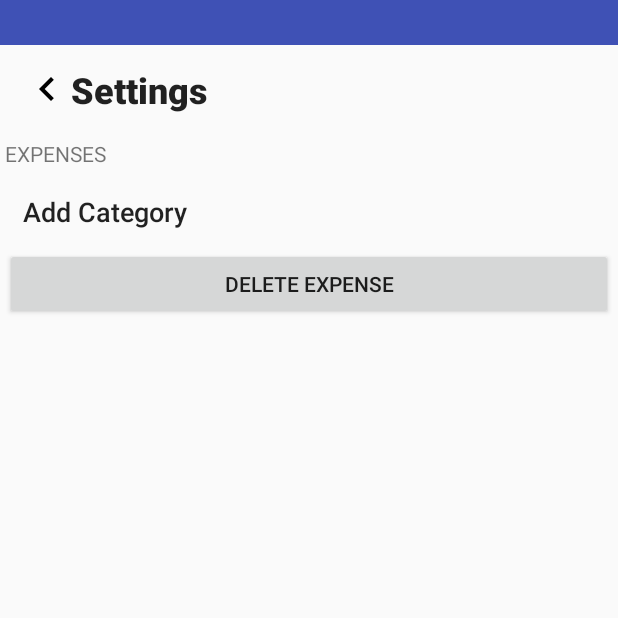
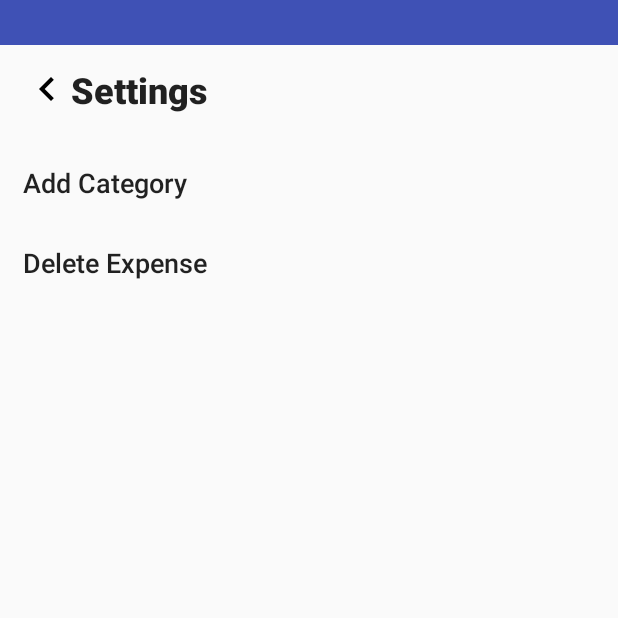
Before and after one commit to ben10nyson/manageexpensedelta, an Android app: the Setting screen opened directly, with no data from a screen before it, on a phone screen of 412 x 824 dp, the top half of it. Run offline under Robolectric (Android 15) with nearby library versions, the phone set to English and light mode, and no system bars.

Commit message:
Final till now

```diff
--- a/app/src/main/java/com/example/jasper/manageexpense/TabHistory_Week_Adapter.java
+++ b/app/src/main/java/com/example/jasper/manageexpense/TabHistory_Week_Adapter.java
@@ -50,10 +50,11 @@ public class TabHistory_Week_Adapter extends BaseAdapter{
         View view = View.inflate(context, R.layout.tab_history_week_list, null);
 
         TextView txtName = (TextView)view.findViewById(R.id.tbhw_name);
+      //  TextView txttId = (TextView)view.findViewById(R.id.textView20);
         TextView txtDate = (TextView)view.findViewById(R.id.tbhw_date);
         TextView txtAmount = (TextView)view.findViewById(R.id.tbhw_amount);
         TextView txtNote = (TextView)view.findViewById(R.id.tbhw_note);
-
+//txttId.setText(listWeek.get(position).getId());
         txtName.setText(listWeek.get(position).getName());
         DecimalFormat precision = new DecimalFormat("0.00");
         txtAmount.setText(precision.format(listWeek.get(position).getAmount()));
--- a/app/src/main/res/layout/activity_main_mess.xml
+++ b/app/src/main/res/layout/activity_main_mess.xml
@@ -15,10 +15,12 @@
         android:layout_marginTop="21dp"
         android:layout_marginEnd="1dp"
         android:layout_marginRight="1dp"
+        android:nestedScrollingEnabled="true"
         app:layout_constraintEnd_toEndOf="parent"
         app:layout_constraintHorizontal_bias="0.0"
         app:layout_constraintStart_toStartOf="parent"
-        app:layout_constraintTop_toBottomOf="@+id/textView18" />
+        app:layout_constraintTop_toBottomOf="@+id/textView18"
+        />
 
     <TextView
         android:id="@+id/textView8"
--- a/app/src/main/res/layout/edit_expense.xml
+++ b/app/src/main/res/layout/edit_expense.xml
@@ -71,7 +71,7 @@
         android:layout_alignParentRight="false"
         android:layout_alignParentBottom="false"
         android:layout_marginTop="37dp"
-        android:text="Button" />
+        android:text="DELETE" />
 
     <TextView
         android:id="@+id/textView4"
--- a/app/src/main/res/layout/settings.xml
+++ b/app/src/main/res/layout/settings.xml
@@ -45,12 +45,6 @@
             android:layout_marginTop="5dp"
             android:orientation="vertical">
 
-            <TextView
-                android:id="@+id/textView"
-                android:layout_width="match_parent"
-                android:layout_height="wrap_content"
-                android:text="EXPENSES" />
-
             <Button
                 android:id="@+id/btn_settings_addCat"
                 style="@style/Widget.AppCompat.Button.Borderless"
@@ -64,9 +58,14 @@
 
             <Button
                 android:id="@+id/button2"
+                style="@style/Widget.AppCompat.Button.Borderless"
                 android:layout_width="match_parent"
                 android:layout_height="wrap_content"
-                android:text="Delete expense" />
+                android:layout_marginTop="5dp"
+                android:text="Delete Expense"
+                android:textAlignment="textStart"
+                android:textAllCaps="false"
+                android:textSize="18sp" />
 
         </LinearLayout>
     </ScrollView>
--- a/app/src/main/res/layout/tab_history_week_list.xml
+++ b/app/src/main/res/layout/tab_history_week_list.xml
@@ -7,9 +7,12 @@
         android:id="@+id/tbhw_name"
         android:layout_width="match_parent"
         android:layout_height="wrap_content"
+        android:layout_alignParentStart="true"
         android:layout_alignParentLeft="true"
-        android:layout_alignParentStart="true"
         android:layout_alignParentTop="true"
+        android:layout_marginStart="-3dp"
+        android:layout_marginLeft="-3dp"
+        android:layout_marginTop="0dp"
         android:text="Name"
         android:textSize="24sp"
         android:textStyle="bold" />
@@ -58,4 +61,5 @@
         android:layout_alignParentStart="true"
         android:layout_alignParentRight="true"
         android:layout_alignParentEnd="true" />
+
 </RelativeLayout>
```
Also changed, not shown: 40 other files.
